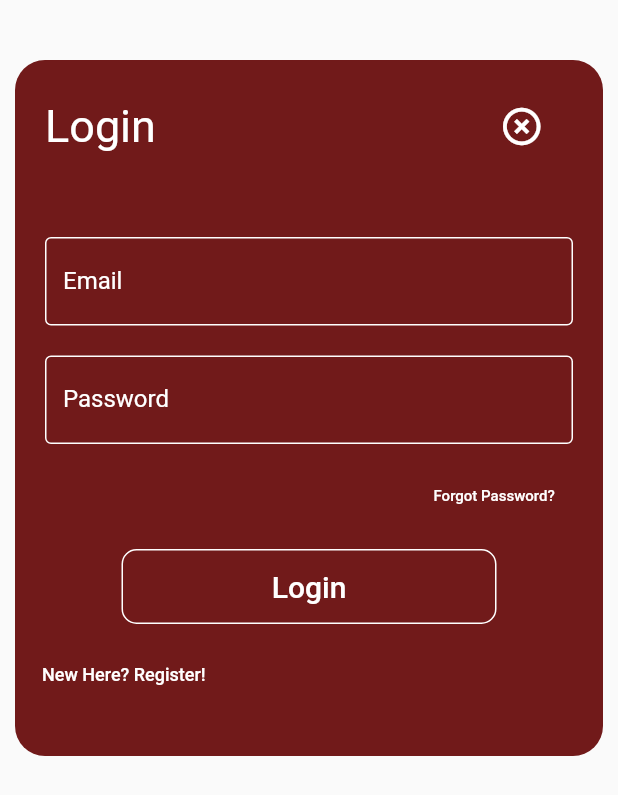
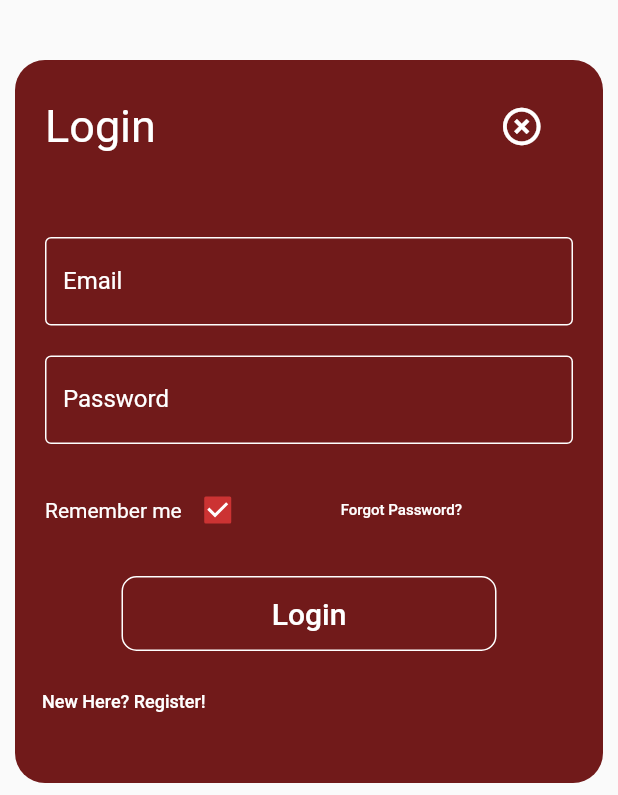
Before and after one commit to J4ngel/Broadcast_movie, a Flutter app: the Login screen opened directly, on a phone screen of 412 x 824 dp, the part 441-1236 px from its top. Run offline on Flutter 3.47's test engine with Material 2 defaults, Android fonts, the phone set to English and light mode, and no system bars; our stand-ins replace shared_preferences; accounts and stored records are empty.

Commit message:
Add: 'Remember me' Checkbox

```diff
--- a/lib/ui/pages/login/login.dart
+++ b/lib/ui/pages/login/login.dart
@@ -8,6 +8,8 @@ class Login extends StatefulWidget {
 }
 
 class _LoginState extends State<Login> {
+  bool _selected = true;
+
   @override
   Widget build(BuildContext context) {
     return Container(
@@ -119,10 +121,26 @@ class _LoginState extends State<Login> {
                                   hintText: 'Enter secure password'),
                             )),
                         Padding(
-                          padding: const EdgeInsets.all(1.0),
+                          padding: const EdgeInsets.all(10.0),
                           child: Row(
                             children: [
-                              const SizedBox(width: 260),
+                              Text(
+                                  _selected
+                                      ? "Remember me"
+                                      : "Don't remember me",
+                                  style: const TextStyle(color: Colors.white)),
+                              Checkbox(
+                                value: _selected,
+                                activeColor: const Color(0xffCC3333),
+                                side:
+                                    const BorderSide(color: Color(0xffCC3333)),
+                                onChanged: (value) {
+                                  setState(() {
+                                    _selected = value!;
+                                  });
+                                },
+                              ),
+                              const SizedBox(width: 50),
                               TextButton(
                                 onPressed: () {
                                   // ignore: todo
```
